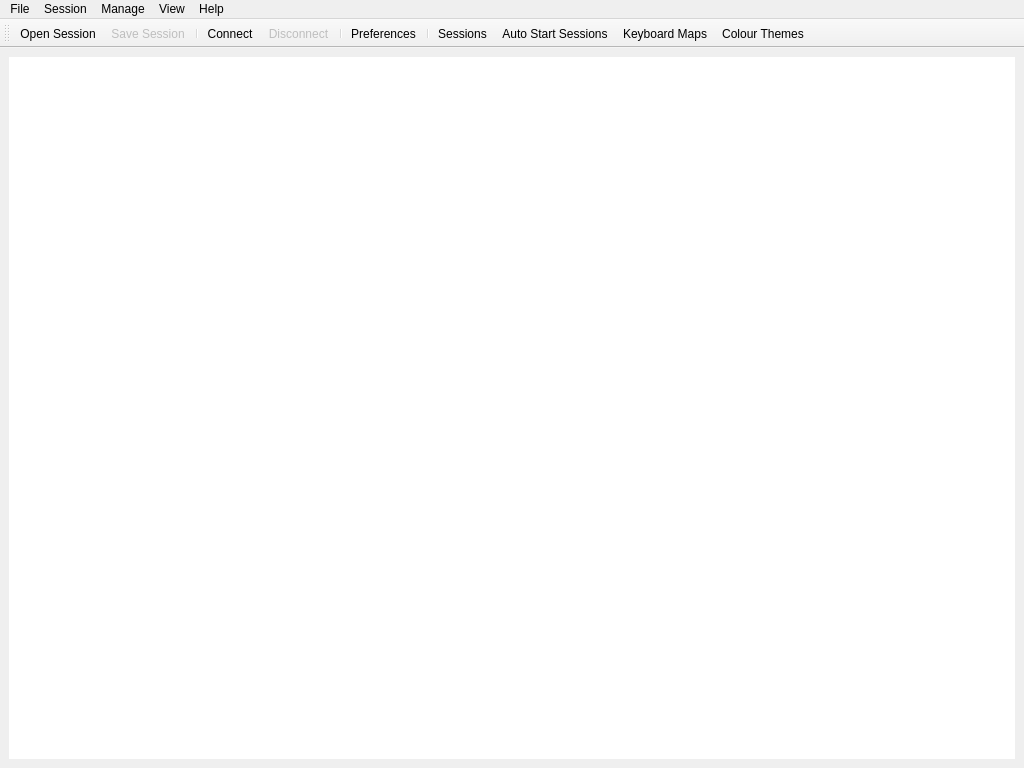
The window that src/MainWindowDialog.ui (HobbitHacker/Q3270) describes before a commit, drawn with Qt 5.
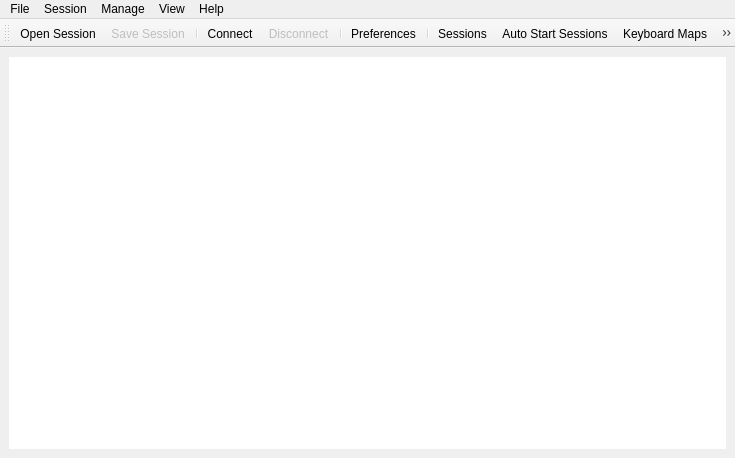
The same window after the commit. Icons and pictures are not drawn.

Commit message: Resize default window size

What changed in the file:
```diff
--- a/src/MainWindowDialog.ui
+++ b/src/MainWindowDialog.ui
@@ -10,8 +10,8 @@
    <rect>
     <x>0</x>
     <y>0</y>
-    <width>1024</width>
-    <height>768</height>
+    <width>735</width>
+    <height>458</height>
    </rect>
   </property>
   <property name="windowTitle">
@@ -40,7 +40,7 @@
     <rect>
      <x>0</x>
      <y>0</y>
-     <width>1024</width>
+     <width>735</width>
      <height>18</height>
     </rect>
    </property>
```
